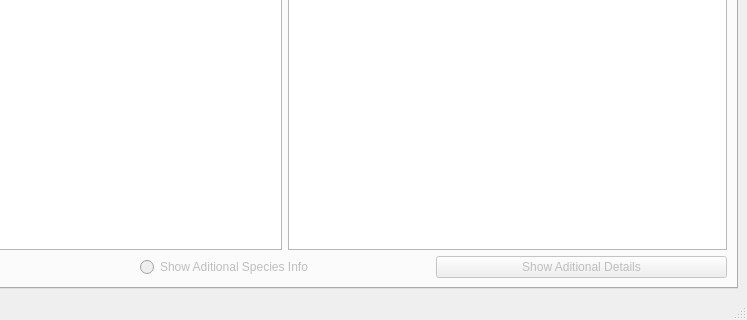
The window that cervo.ui (SafiDewshi/cervo) describes before a commit, drawn with Qt 5; both pictures show x 177 to 924 and y 397 to 717 of the 924 by 717 pixel window.
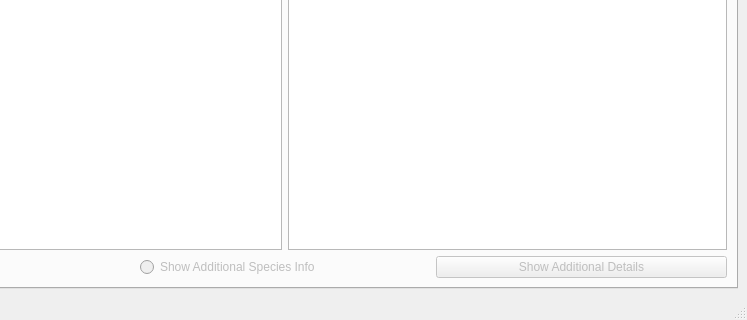
The same window after the commit. The open tabs and pages were chosen to show the change.

Commit message: fixed some typos in ui, more work on report

Diff of the .ui file:
```diff
--- a/cervo.ui
+++ b/cervo.ui
@@ -87,7 +87,7 @@
              <bool>false</bool>
             </property>
             <property name="text">
-             <string>Show Aditional Species Info</string>
+             <string>Show Additional Species Info</string>
             </property>
             <attribute name="buttonGroup">
              <string notr="true">speciesMoreInfo</string>
@@ -100,7 +100,7 @@
              <bool>false</bool>
             </property>
             <property name="text">
-             <string>Show Aditional Details</string>
+             <string>Show Additional Details</string>
             </property>
            </widget>
           </item>
```
The commit also changes 3 other files.
